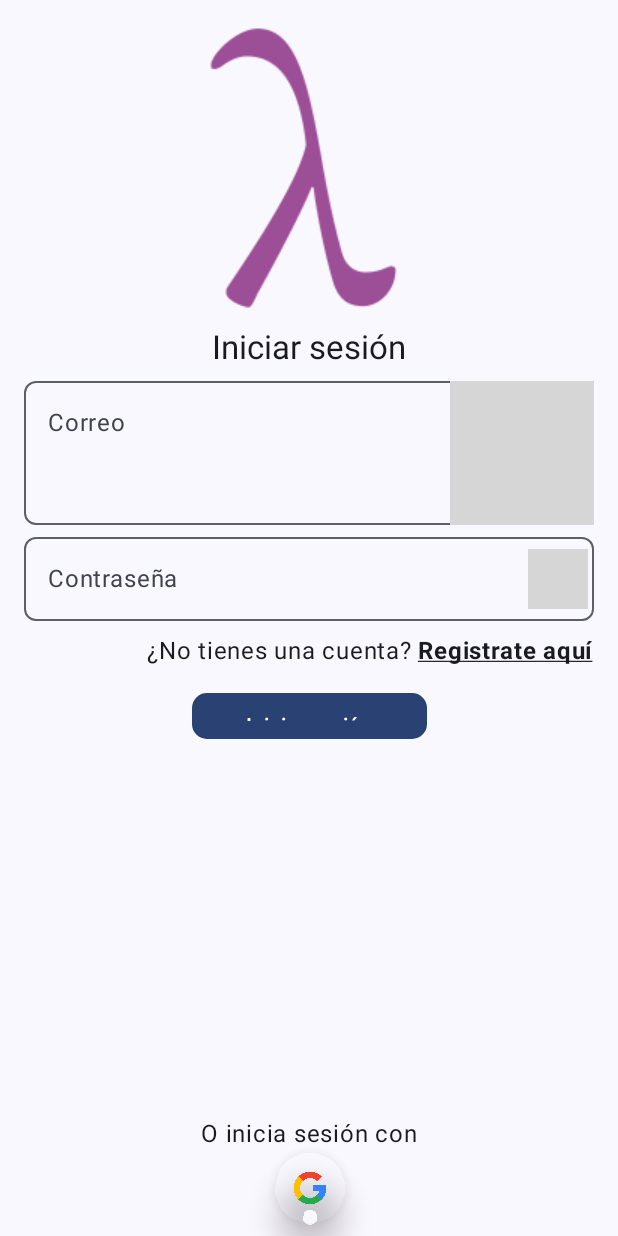
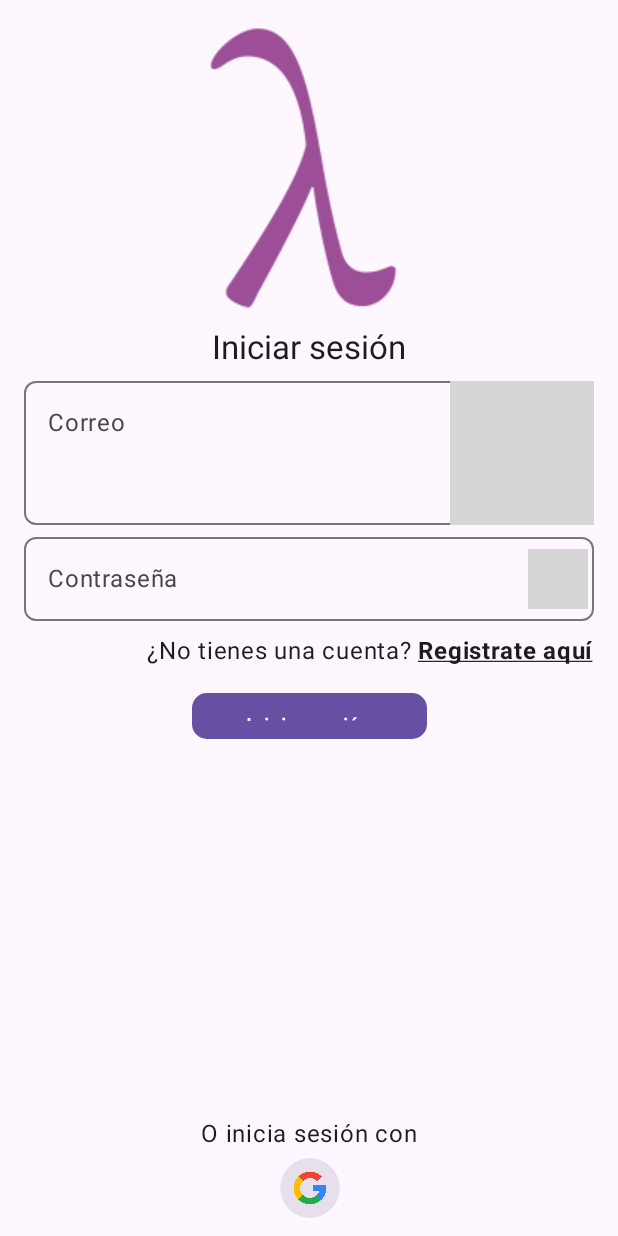
Before and after one commit to Madold/LambdaApp, an Android app built with Jetpack Compose: the screen it shows after launch (MainActivity), on a phone screen of 412 x 824 dp. Run offline under Robolectric (Android 15) with nearby library versions, the phone set to English and light mode, and no system bars; our stand-ins replace Dagger/Hilt's generated code, Firebase (no records; nobody signed in at launch, a user with empty details on screens opened directly); libraries missing offline, so code that uses them is left out: io.getstream.video; missing, so only their content is drawn: VideoTheme; grey boxes are pictures that could not be loaded.

Commit message:
Removed dynamic colors

```diff
--- a/app/src/main/java/com/markusw/lambda/MainActivity.kt
+++ b/app/src/main/java/com/markusw/lambda/MainActivity.kt
@@ -32,7 +32,8 @@ class MainActivity : ComponentActivity() {
             val navController = rememberNavController()
 
             LambdaAppTheme(
-                darkTheme = false
+                darkTheme = false,
+                dynamicColor = false
             ) {
                 NavHost(
                     navController = navController,
--- a/app/src/main/java/com/markusw/lambda/auth/presentation/LoginScreen.kt
+++ b/app/src/main/java/com/markusw/lambda/auth/presentation/LoginScreen.kt
@@ -16,6 +16,7 @@ import androidx.compose.foundation.layout.padding
 import androidx.compose.foundation.layout.size
 import androidx.compose.foundation.shape.CircleShape
 import androidx.compose.material3.IconButton
+import androidx.compose.material3.IconButtonDefaults
 import androidx.compose.material3.MaterialTheme
 import androidx.compose.material3.Scaffold
 import androidx.compose.material3.Text
@@ -150,9 +151,8 @@ fun LoginScreen(
             ) {
                 Text(text = "O inicia sesión con")
                 IconButton(
-                    modifier = Modifier.shadow(
-                        elevation = 12.dp,
-                        shape = CircleShape
+                    colors = IconButtonDefaults.iconButtonColors(
+                        containerColor = MaterialTheme.colorScheme.surfaceVariant
                     ),
                     onClick = {
                         coroutineScope.launch {
```
